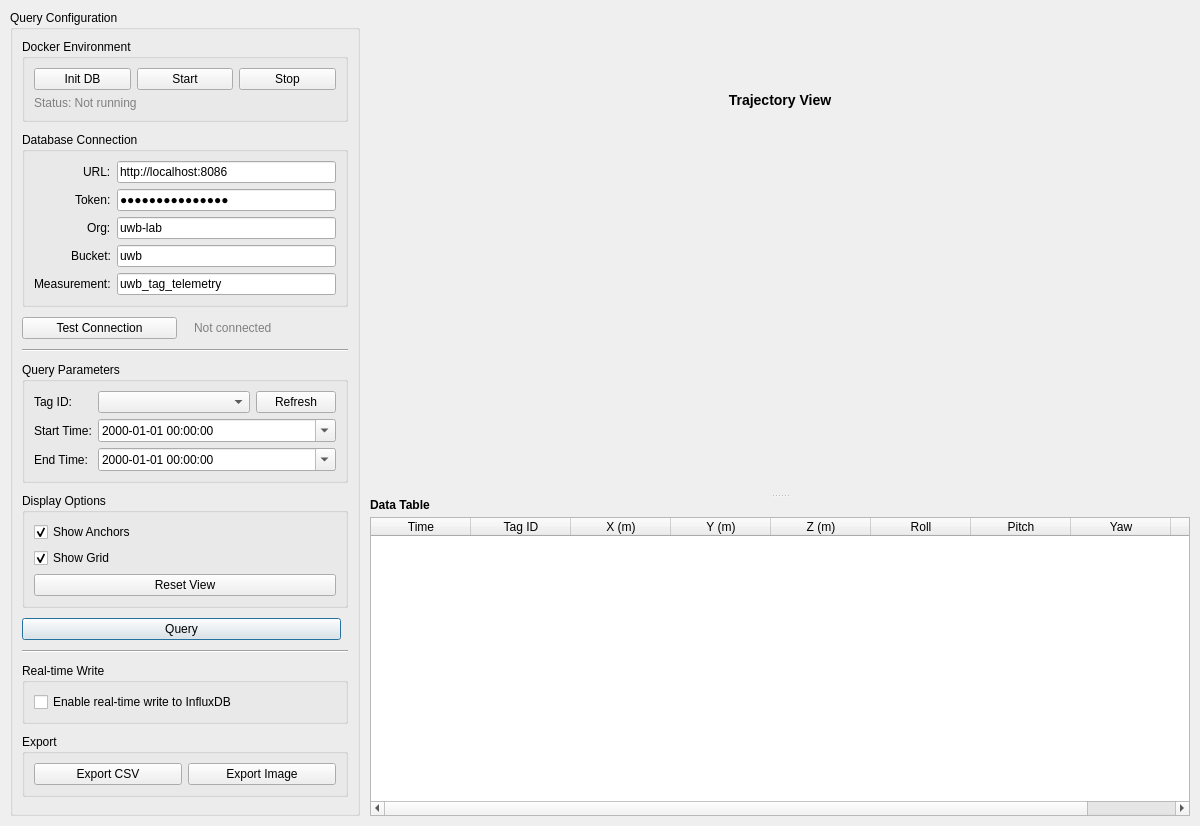
This is views/UwbDataVizWidget.ui in pa-her0/UWB as Qt 5 draws it before an edit. The edited form follows.
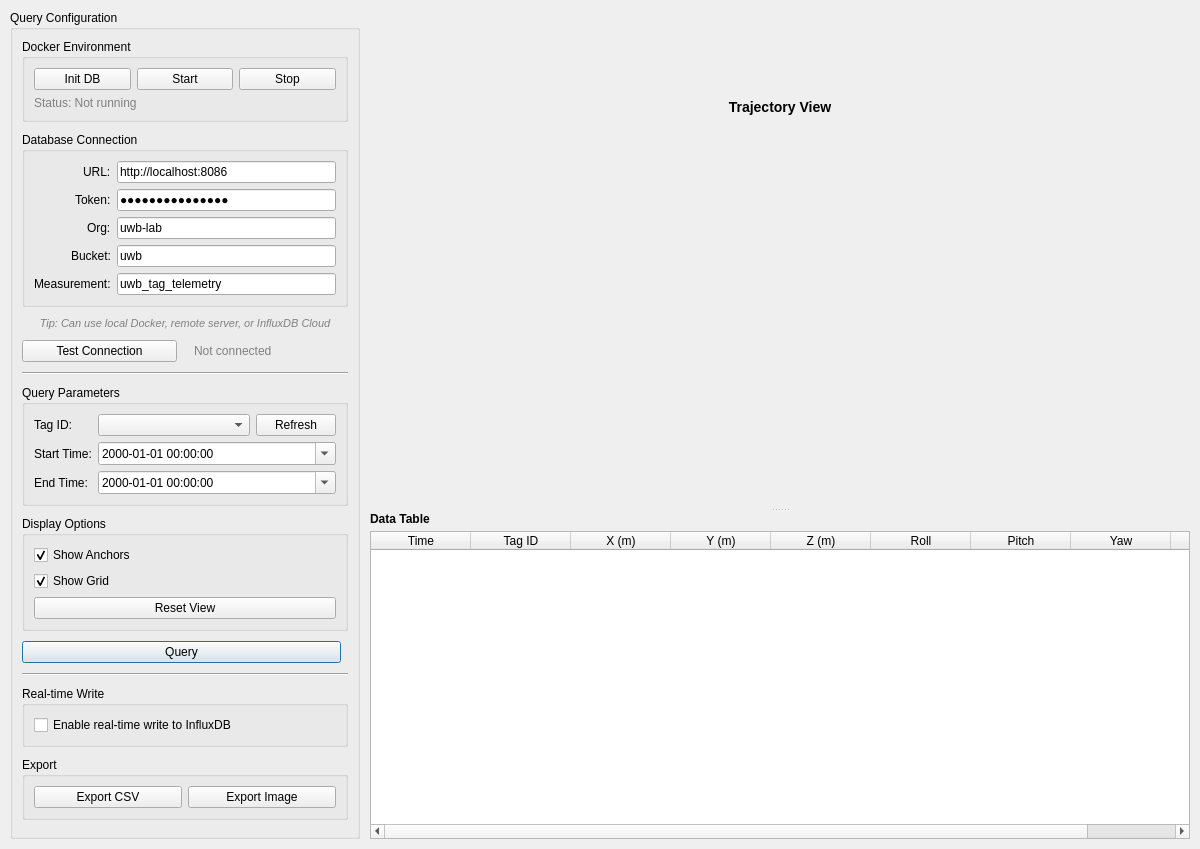
This is the edited form. Custom widgets are drawn as their Qt base class.

What changed in the file:
```diff
--- a/views/UwbDataVizWidget.ui
+++ b/views/UwbDataVizWidget.ui
@@ -185,6 +185,19 @@
         </layout>
        </widget>
       </item>
+      <item>
+       <widget class="QLabel" name="dbTipLabel">
+        <property name="text">
+         <string>Tip: Can use local Docker, remote server, or InfluxDB Cloud</string>
+        </property>
+        <property name="styleSheet">
+         <string notr="true">color: gray; font-size: 11px; font-style: italic;</string>
+        </property>
+        <property name="alignment">
+         <set>Qt::AlignCenter</set>
+        </property>
+       </widget>
+      </item>
       <item>
        <layout class="QHBoxLayout" name="testBtnLayout">
         <item>
```
Left out of the diff: 7 changed lines with no effect on the pictures.
